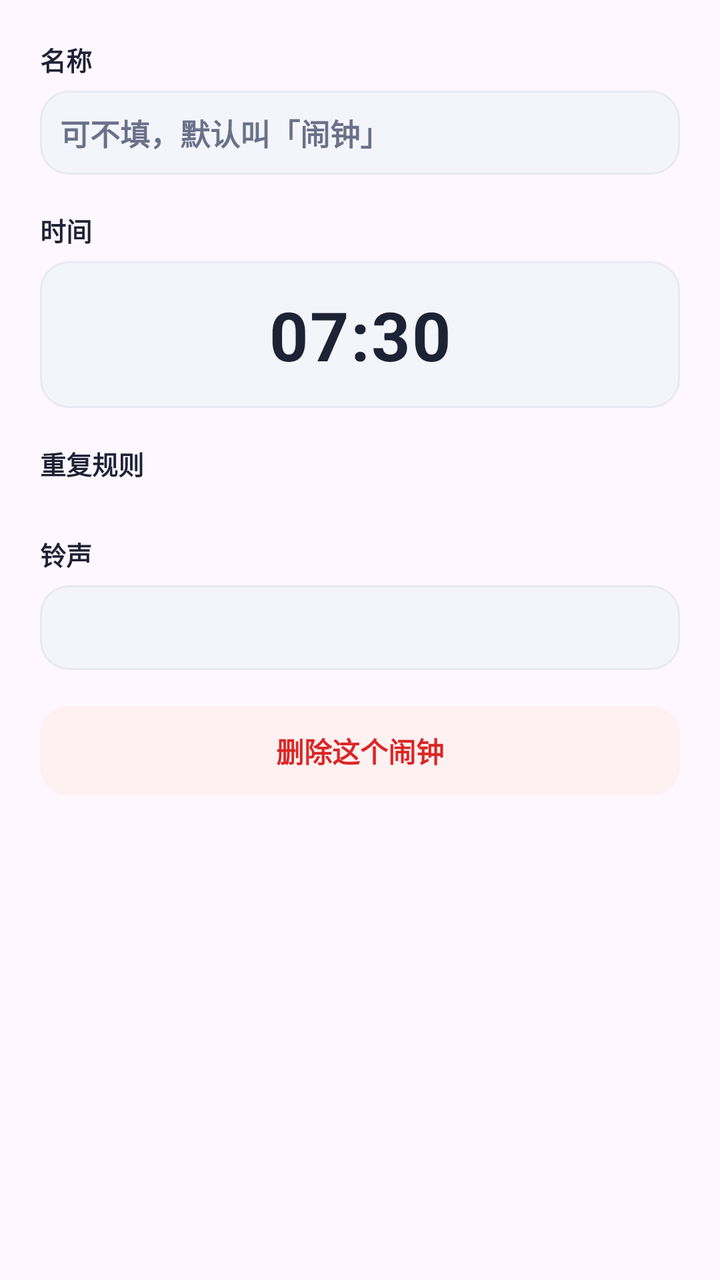
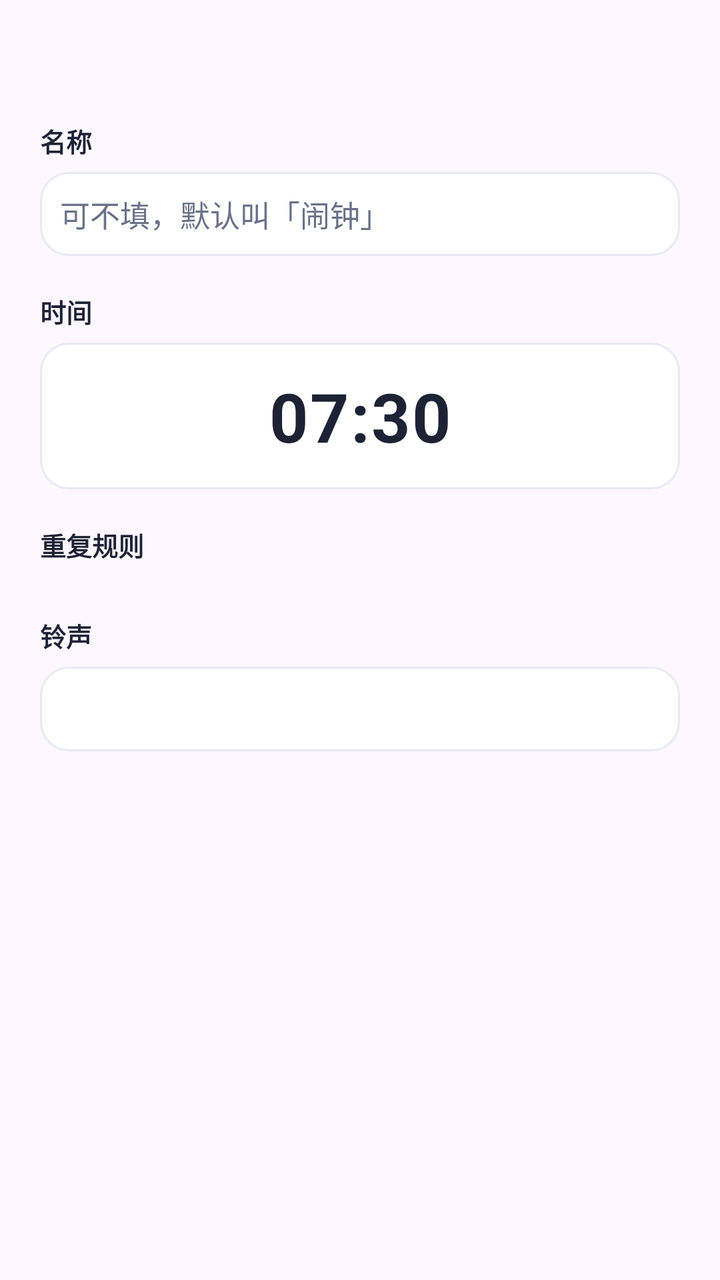

The first picture is an Android layout as it rendered before a commit; the second is the same layout after the commit. The layout source and the unified diff follow.
<!-- AndroidManifest.xml: application theme Theme.WeekdayAlarm -->
<!-- res/layout/dialog_alarm.xml -->
<?xml version="1.0" encoding="utf-8"?>
<ScrollView xmlns:android="http://schemas.android.com/apk/res/android"
    android:layout_width="match_parent"
    android:layout_height="wrap_content"
    android:fillViewport="true">

<LinearLayout
    android:layout_width="match_parent"
    android:layout_height="wrap_content"
    android:orientation="vertical"
    android:padding="20dp">

    <TextView
        style="@style/FieldLabel"
        android:layout_width="wrap_content"
        android:layout_height="wrap_content"
        android:text="名称" />

    <EditText
        android:id="@+id/et_alarm_label"
        android:layout_width="match_parent"
        android:layout_height="wrap_content"
        android:layout_marginTop="6dp"
        android:background="@drawable/bg_time_outline"
        android:importantForAutofill="no"
        android:inputType="text"
        android:maxLength="12"
        android:maxLines="1"
        android:padding="10dp"
        android:hint="可不填，默认叫「闹钟」"
        android:textColorHint="@color/sub"
        android:textColor="@color/ink"
        android:textSize="15sp"
        android:textStyle="bold" />

    <TextView
        style="@style/FieldLabel"
        android:layout_width="wrap_content"
        android:layout_height="wrap_content"
        android:layout_marginTop="18dp"
        android:text="时间" />

    
    <TextView
        android:id="@+id/tv_alarm_pick_time"
        android:layout_width="match_parent"
        android:layout_height="wrap_content"
        android:layout_marginTop="6dp"
        android:background="@drawable/bg_time_outline"
        android:clickable="true"
        android:focusable="true"
        android:gravity="center"
        android:letterSpacing="0.02"
        android:padding="14dp"
        android:text="07:30"
        android:textColor="@color/ink"
        android:textSize="34sp"
        android:textStyle="bold" />

    <TextView
        style="@style/FieldLabel"
        android:layout_width="wrap_content"
        android:layout_height="wrap_content"
        android:layout_marginTop="18dp"
        android:text="重复规则" />

    
    <LinearLayout
        android:id="@+id/ll_alarm_modes"
        android:layout_width="match_parent"
        android:layout_height="wrap_content"
        android:layout_marginTop="8dp"
        android:orientation="vertical" />

    
    <LinearLayout
        android:id="@+id/row_once_date"
        android:layout_width="match_parent"
        android:layout_height="wrap_content"
        android:layout_marginTop="10dp"
        android:background="@drawable/bg_time_outline"
        android:clickable="true"
        android:focusable="true"
        android:orientation="vertical"
        android:padding="11dp"
        android:visibility="gone">

        <TextView
            style="@style/FieldLabel"
            android:layout_width="wrap_content"
            android:layout_height="wrap_content"
            android:text="哪一天" />

        <TextView
            android:id="@+id/tv_once_date"
            android:layout_width="match_parent"
            android:layout_height="wrap_content"
            android:layout_marginTop="3dp"
            android:textColor="@color/indigo"
            android:textSize="16sp"
            android:textStyle="bold" />
    </LinearLayout>

    
    <TextView
        style="@style/FieldLabel"
        android:layout_width="wrap_content"
        android:layout_height="wrap_content"
        android:layout_marginTop="18dp"
        android:text="铃声" />

    <TextView
        android:id="@+id/tv_alarm_ringtone"
        android:layout_width="match_parent"
        android:layout_height="wrap_content"
        android:layout_marginTop="6dp"
        android:background="@drawable/bg_time_outline"
        android:clickable="true"
        android:ellipsize="end"
        android:focusable="true"
        android:maxLines="2"
        android:padding="11dp"
        android:textColor="@color/ink"
        android:textSize="15sp"
        android:textStyle="bold" />

    <TextView
        android:id="@+id/btn_alarm_delete"
        android:layout_width="match_parent"
        android:layout_height="wrap_content"
        android:layout_marginTop="18dp"
        android:background="@drawable/bg_danger_soft"
        android:clickable="true"
        android:focusable="true"
        android:gravity="center"
        android:padding="12dp"
        android:text="删除这个闹钟"
        android:textColor="@color/danger"
        android:textSize="14sp"
        android:textStyle="bold" />
</LinearLayout>

</ScrollView>
<!-- resources referenced by this layout -->
<resources>
  <color name="danger">#DC2626</color>
  <color name="indigo">#4F46E5</color>
  <color name="ink">#1E2235</color>
  <color name="sub">#6B7189</color>
  <!-- drawable bg_danger_soft (drawable) -->
  <?xml version="1.0" encoding="utf-8"?>
  <shape xmlns:android="http://schemas.android.com/apk/res/android"
      android:shape="rectangle">
      <solid android:color="@color/danger_soft" />
      <corners android:radius="@dimen/radius_row" />
  </shape>
  <!-- drawable bg_time_outline (drawable) -->
  <?xml version="1.0" encoding="utf-8"?>
  <ripple xmlns:android="http://schemas.android.com/apk/res/android"
      android:color="#1F4F46E5">
      <item>
          <shape android:shape="rectangle">
              <solid android:color="@color/bg" />
              <corners android:radius="@dimen/radius_row" />
              <stroke android:width="1dp" android:color="@color/line" />
          </shape>
      </item>
  </ripple>
  <style name="FieldLabel">
          <item name="android:textColor">@color/ink</item>
          <item name="android:textSize">13sp</item>
          <item name="android:textStyle">bold</item>
      </style>
  <style name="Theme.WeekdayAlarm" parent="Theme.Material3.DayNight.NoActionBar">
          <item name="colorPrimary">@color/indigo</item>
          <item name="colorPrimaryVariant">@color/indigo_dark</item>
          <item name="colorOnPrimary">@color/white</item>
          <item name="android:statusBarColor">@color/bg</item>
          <item name="android:windowLightStatusBar">true</item>
      </style>
  <color name="danger_soft">#FDF1F1</color>
  <dimen name="radius_row">14dp</dimen>
  <color name="bg">#F4F5FB</color>
  <color name="line">#E7E9F3</color>
  <color name="indigo_dark">#4338CA</color>
  <color name="white">#FFFFFFFF</color>
</resources>

<!-- the commit's change to res/layout/dialog_alarm.xml (unified diff, before → after) -->
@@ -11,9 +11,18 @@
     android:padding="20dp">
 
     <TextView
+        android:id="@+id/tv_alarm_title"
+        android:layout_width="match_parent"
+        android:layout_height="wrap_content"
+        android:textColor="@color/ink"
+        android:textSize="17sp"
+        android:textStyle="bold" />
+
+    <TextView
         style="@style/FieldLabel"
         android:layout_width="wrap_content"
         android:layout_height="wrap_content"
+        android:layout_marginTop="18dp"
         android:text="名称" />
 
     <EditText
@@ -21,7 +30,7 @@
         android:layout_width="match_parent"
         android:layout_height="wrap_content"
         android:layout_marginTop="6dp"
-        android:background="@drawable/bg_time_outline"
+        android:background="@drawable/bg_field_outline"
         android:importantForAutofill="no"
         android:inputType="text"
         android:maxLength="12"
@@ -30,8 +39,7 @@
         android:hint="可不填，默认叫「闹钟」"
         android:textColorHint="@color/sub"
         android:textColor="@color/ink"
-        android:textSize="15sp"
-        android:textStyle="bold" />
+        android:textSize="15sp" />
 
     <TextView
         style="@style/FieldLabel"
@@ -46,7 +54,7 @@
         android:layout_width="match_parent"
         android:layout_height="wrap_content"
         android:layout_marginTop="6dp"
-        android:background="@drawable/bg_time_outline"
+        android:background="@drawable/bg_field_outline"
         android:clickable="true"
         android:focusable="true"
         android:gravity="center"
@@ -78,7 +86,7 @@
         android:layout_width="match_parent"
         android:layout_height="wrap_content"
         android:layout_marginTop="10dp"
-        android:background="@drawable/bg_time_outline"
+        android:background="@drawable/bg_field_outline"
         android:clickable="true"
         android:focusable="true"
         android:orientation="vertical"
@@ -114,7 +122,7 @@
         android:layout_width="match_parent"
         android:layout_height="wrap_content"
         android:layout_marginTop="6dp"
-        android:background="@drawable/bg_time_outline"
+        android:background="@drawable/bg_field_outline"
         android:clickable="true"
         android:ellipsize="end"
         android:focusable="true"
@@ -123,21 +131,6 @@
         android:textColor="@color/ink"
         android:textSize="15sp"
         android:textStyle="bold" />
-
-    <TextView
-        android:id="@+id/btn_alarm_delete"
-        android:layout_width="match_parent"
-        android:layout_height="wrap_content"
-        android:layout_marginTop="18dp"
-        android:background="@drawable/bg_danger_soft"
-        android:clickable="true"
-        android:focusable="true"
-        android:gravity="center"
-        android:padding="12dp"
-        android:text="删除这个闹钟"
-        android:textColor="@color/danger"
-        android:textSize="14sp"
-        android:textStyle="bold" />
 </LinearLayout>
 
 </ScrollView>
<!-- resource entries referenced after the edit -->
@@ -1,25 +1,19 @@
 <!-- resources referenced by this layout -->
 <resources>
-  <color name="danger">#DC2626</color>
   <color name="indigo">#4F46E5</color>
   <color name="ink">#1E2235</color>
   <color name="sub">#6B7189</color>
-  <!-- drawable bg_danger_soft (drawable) -->
-  <?xml version="1.0" encoding="utf-8"?>
-  <shape xmlns:android="http://schemas.android.com/apk/res/android"
-      android:shape="rectangle">
-      <solid android:color="@color/danger_soft" />
-      <corners android:radius="@dimen/radius_row" />
-  </shape>
-  <!-- drawable bg_time_outline (drawable) -->
+  <!-- drawable bg_field_outline (drawable) -->
   <?xml version="1.0" encoding="utf-8"?>
   <ripple xmlns:android="http://schemas.android.com/apk/res/android"
       android:color="#1F4F46E5">
       <item>
           <shape android:shape="rectangle">
-              <solid android:color="@color/bg" />
+              <solid android:color="@color/card" />
               <corners android:radius="@dimen/radius_row" />
-              <stroke android:width="1dp" android:color="@color/line" />
+              <stroke
+                  android:width="1dp"
+                  android:color="@color/line" />
           </shape>
       </item>
   </ripple>
@@ -35,7 +29,7 @@
           <item name="android:statusBarColor">@color/bg</item>
           <item name="android:windowLightStatusBar">true</item>
       </style>
-  <color name="danger_soft">#FDF1F1</color>
+  <color name="card">#FFFFFF</color>
   <dimen name="radius_row">14dp</dimen>
   <color name="bg">#F4F5FB</color>
   <color name="line">#E7E9F3</color>
